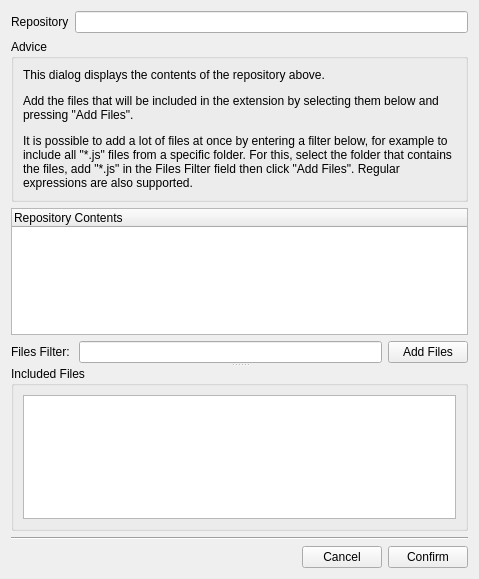
Before: the Qt Designer form ExtensionStore/packages/ExtensionStore/pickFiles.ui in mchaptel/TBScripts, drawn with Qt 5.
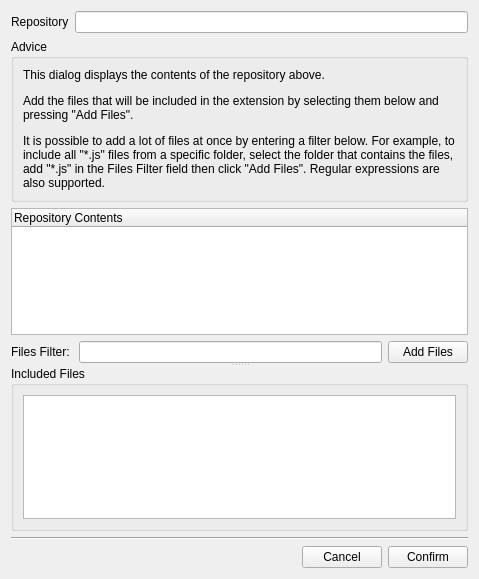
After: the same form once the commit is applied.

Commit message: more WIP changes to register panel and pick files dialog

The edit to the form file:
```diff
--- a/ExtensionStore/packages/ExtensionStore/pickFiles.ui
+++ b/ExtensionStore/packages/ExtensionStore/pickFiles.ui
@@ -50,7 +50,7 @@
          </sizepolicy>
         </property>
         <property name="text">
-         <string>&lt;html&gt;&lt;head/&gt;&lt;body&gt;&lt;p&gt;This dialog displays the contents of the repository above.&lt;/p&gt;&lt;p&gt;Add the files that will be included in the extension by selecting them below and pressing &amp;quot;Add Files&amp;quot;.&lt;/p&gt;&lt;p&gt;It is possible to add a lot of files at once by entering a filter below, for example to include all &amp;quot;*.js&amp;quot; files from a specific folder. For this, select the folder that contains the files, add &amp;quot;*.js&amp;quot; in the Files Filter field then click &amp;quot;Add Files&amp;quot;. Regular expressions are also supported.&lt;/p&gt;&lt;/body&gt;&lt;/html&gt;</string>
+         <string>&lt;html&gt;&lt;head/&gt;&lt;body&gt;&lt;p&gt;This dialog displays the contents of the repository above.&lt;/p&gt;&lt;p&gt;Add the files that will be included in the extension by selecting them below and pressing &amp;quot;Add Files&amp;quot;.&lt;/p&gt;&lt;p&gt;It is possible to add a lot of files at once by entering a filter below. For example, to include all &amp;quot;*.js&amp;quot; files from a specific folder, select the folder that contains the files, add &amp;quot;*.js&amp;quot; in the Files Filter field then click &amp;quot;Add Files&amp;quot;. Regular expressions are also supported.&lt;/p&gt;&lt;/body&gt;&lt;/html&gt;</string>
         </property>
         <property name="wordWrap">
          <bool>true</bool>
```
The commit also changes 4 other files.
